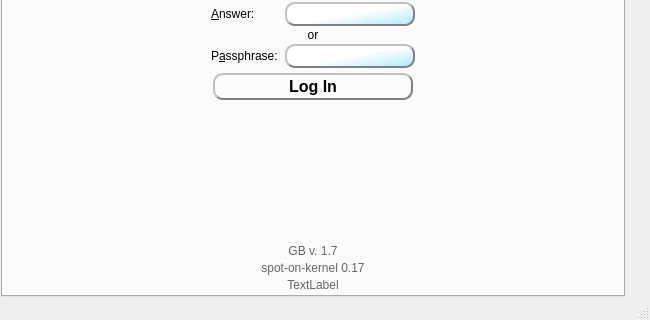
Before: the Qt Designer form GoldBug-UI/controlcenter.ui in xloem/spot-on-svn, drawn with Qt 5; both pictures show x 0 to 650 and y 586 to 906 of the 650 by 906 pixel window.
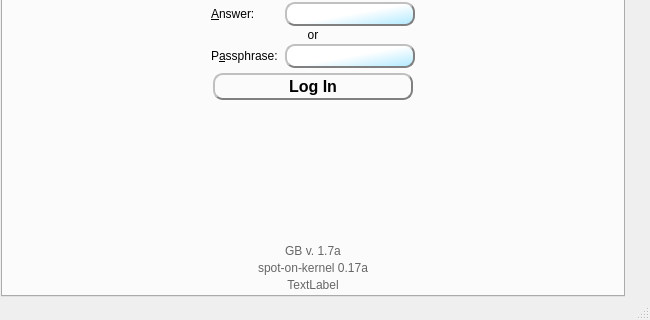
After: the same form once the commit is applied. Icons and pictures are not drawn. Custom widgets are drawn as their Qt base class.

The edit to the form file:
```diff
--- a/GoldBug-UI/controlcenter.ui
+++ b/GoldBug-UI/controlcenter.ui
@@ -10648,7 +10648,7 @@
                <string>&lt;html&gt;&lt;head/&gt;&lt;body&gt;&lt;p align=&quot;center&quot;&gt;A minimalistic &lt;br/&gt;desktop messenger GUI&lt;br/&gt;for the messaging library of&lt;br/&gt;http://spot-on.sf.net.&lt;/p&gt;&lt;/body&gt;&lt;/html&gt;</string>
               </property>
               <property name="text">
-               <string>&lt;html&gt;&lt;head/&gt;&lt;body&gt;&lt;p&gt;&lt;span style=&quot; color:#666666;&quot;&gt;GB v. 1.7&lt;/span&gt;&lt;/p&gt;&lt;/body&gt;&lt;/html&gt;</string>
+               <string>&lt;html&gt;&lt;head/&gt;&lt;body&gt;&lt;p&gt;&lt;span style=&quot; color:#666666;&quot;&gt;GB v. 1.7a&lt;/span&gt;&lt;/p&gt;&lt;/body&gt;&lt;/html&gt;</string>
               </property>
               <property name="alignment">
                <set>Qt::AlignCenter</set>
@@ -10681,7 +10681,7 @@
             <property name="text">
              <string>&lt;html&gt;&lt;head/&gt;&lt;body&gt;&lt;p&gt;&lt;a href=&quot;http://sourceforge.net/p/spot-on/code/HEAD/tree/branches/Documentation/RELEASE-NOTES&quot;&gt;
 &lt;span style=&quot; text-decoration: none; color:#666666;&quot;&gt;
-spot-on-kernel&lt;/span&gt;&lt;/a&gt;&lt;span style=&quot; color:#666666;&quot;&gt; 0.17&lt;/span&gt;&lt;/p&gt;&lt;/body&gt;&lt;/html&gt;</string>
+spot-on-kernel&lt;/span&gt;&lt;/a&gt;&lt;span style=&quot; color:#666666;&quot;&gt; 0.17a&lt;/span&gt;&lt;/p&gt;&lt;/body&gt;&lt;/html&gt;</string>
             </property>
             <property name="alignment">
              <set>Qt::AlignCenter</set>
```
